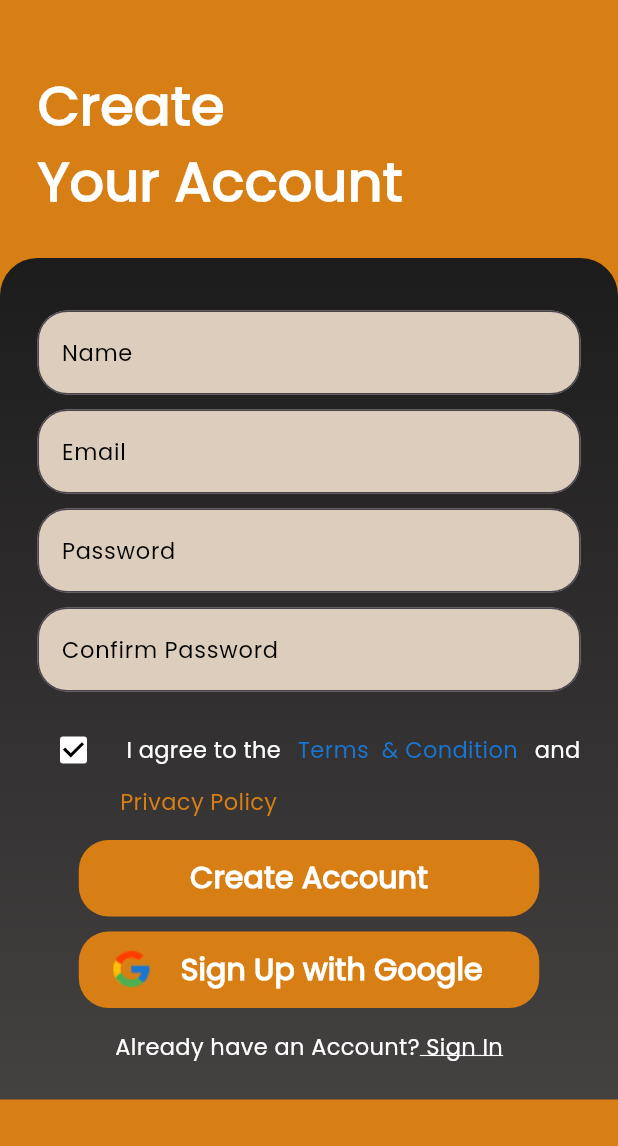
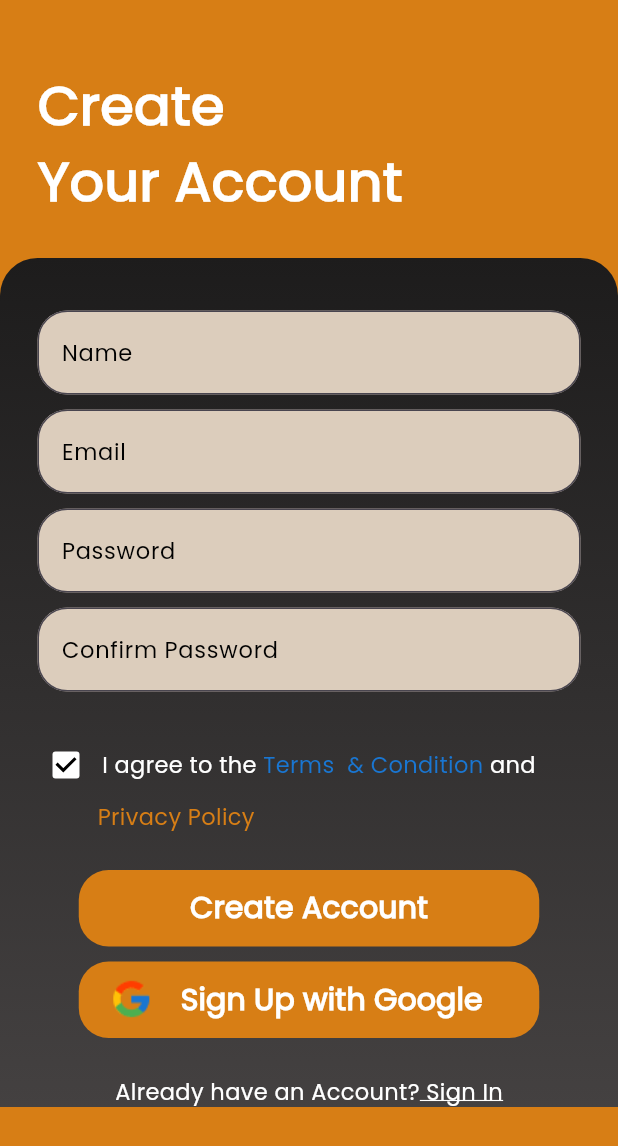
Before and after one commit to ylp1455/recipe-app, a Flutter app: the screen it shows after launch, on a phone screen of 412 x 824 dp. Shown: the top 1146 px of the screen. Run offline on Flutter 3.47's test engine with Material 3 defaults, Android fonts, the light colour scheme and no system bars.

Commit message:
fixed bugs

```diff
--- a/lib/Screens/createAcc.dart
+++ b/lib/Screens/createAcc.dart
@@ -76,16 +76,14 @@ class _CreateAccounttState extends State<CreateAccountt> {
                         topRight: Radius.circular(25.0),
                       ),
                     ),
-                    child: Padding(
-                      padding: const EdgeInsets.all(25.0),
                     child: Column(
-                        children: [
-                          Column(
                       children: [
                         SizedBox(
                           height: 10,
                         ),
-                              Column(
+                        Padding(
+                          padding: const EdgeInsets.all(25.0),
+                          child: Column(
                             children: [
                               TextField(
                                 decoration: PrimaryTextComponent(
@@ -114,11 +112,18 @@ class _CreateAccounttState extends State<CreateAccountt> {
                                 decoration: PrimaryTextComponent(
                                     MyHintText: "Confirm Password"),
                               ),
-                                  SizedBox(
-                                    height: 15,
+                            ],
                           ),
-                                  Row(
-                                    mainAxisAlignment: MainAxisAlignment.spaceBetween,
+                        ),
+                        Column(
+                          children: [
+                            Padding(
+                              padding: const EdgeInsets.only(
+                                  left: 20,
+                                  right: 20,
+                              ),
+                              child: Row(
+                                //mainAxisAlignment: MainAxisAlignment.spaceBetween,
                                 children: [
                                   Checkbox(
                                     value: isChecked,
@@ -131,7 +136,7 @@ class _CreateAccounttState extends State<CreateAccountt> {
                                     },
                                   ),
                                   Text(
-                                        "I agree to the",
+                                    "I agree to the ",
                                     style: TextStyle(
                                       fontSize: 15,
                                       color: Colors.white,
@@ -144,7 +149,7 @@ class _CreateAccounttState extends State<CreateAccountt> {
                                       print("terms clicked");
                                     },
                                     child: Text(
-                                          "Terms  & Condition",
+                                      "Terms  & Condition ",
                                       style: TextStyle(
                                         fontSize: 15,
                                         color: Color(0xFF1976D2),
@@ -164,11 +169,12 @@ class _CreateAccounttState extends State<CreateAccountt> {
                                   ),
                                 ],
                               ),
+                            ),
                             Row(
                               children: [
                                 Padding(
                                   padding: const EdgeInsets.only(
-                                            left: 55
+                                      left: 65
                                   ),
                                   child: InkWell(
                                     onTap: (){
@@ -187,10 +193,11 @@ class _CreateAccounttState extends State<CreateAccountt> {
                                 ),
                               ],
                             ),
-                                  SizedBox(
-                                    height: 15,
+                          ],
                         ),
-                                  Column(
+                        Padding(
+                          padding: const EdgeInsets.all(25.0),
+                          child: Column(
                             children: [
                               Container(
                                 height: 51,
@@ -253,10 +260,13 @@ class _CreateAccounttState extends State<CreateAccountt> {
                               ),
                             ],
                           ),
-                                  SizedBox(
-                                    height: 15,
                         ),
-                                  Row(
+                        Padding(
+                          padding: const EdgeInsets.only(
+                            left: 25,
+                            right: 25,
+                          ),
+                          child: Row(
                             mainAxisAlignment:
                             MainAxisAlignment.center,
                             children: [
@@ -288,12 +298,8 @@ class _CreateAccounttState extends State<CreateAccountt> {
                               ),
                             ],
                           ),
-                                ],
                         ),
                       ],
-                          )
-                        ],
-                      ),
                     ),
                   ),
                 ),
```
Lines whose indentation alone changed are shown as unchanged.
